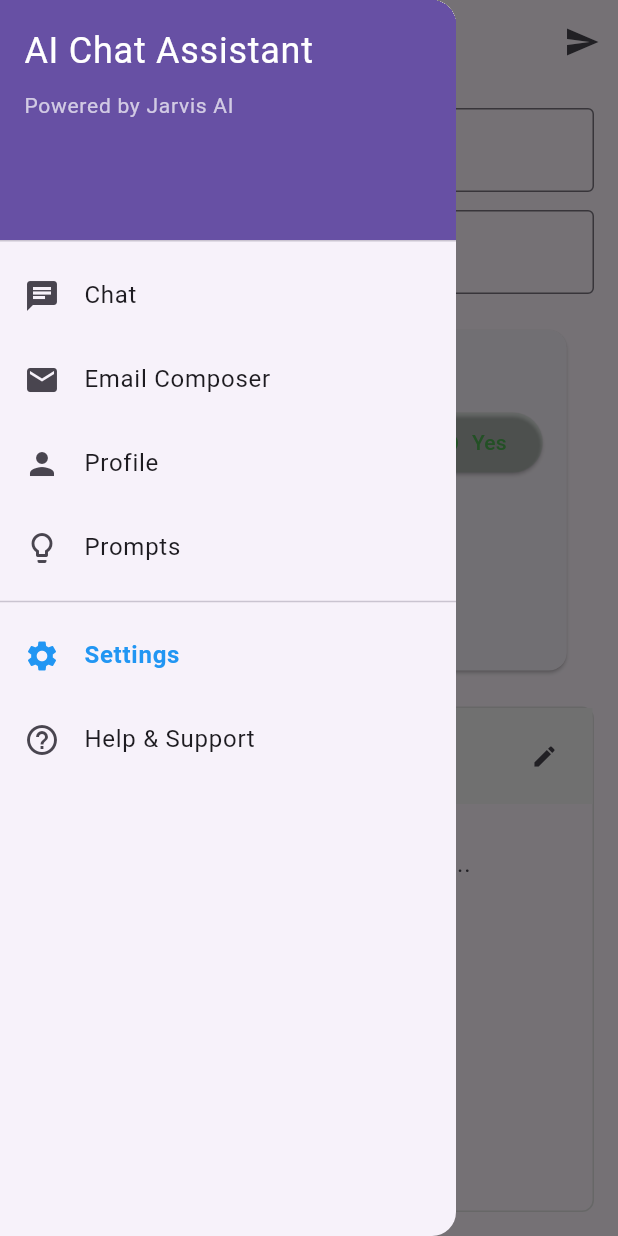
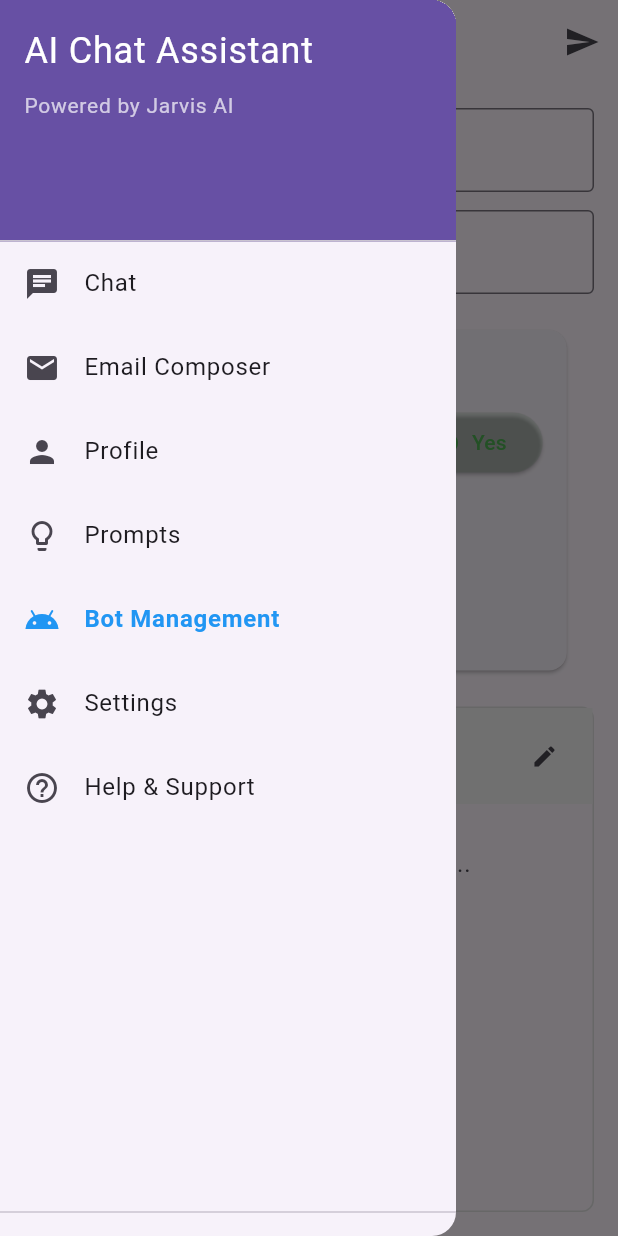
Before and after one commit to qthai2210/AdvancedMobile-AI-Chat, a Flutter app: the EmailComposerScreen screen opened by its route, with the side drawer open, on a phone screen of 412 x 824 dp. Run offline on Flutter 3.47's test engine with Material 3 defaults, Android fonts, the phone set to English and light mode, and no system bars; our stand-ins replace flutter_bloc, get_it, go_router, image_picker, timeago.

Commit message:
Add bot management route and update navigation drawer

```diff
--- a/lib/router/app_router.dart
+++ b/lib/router/app_router.dart
@@ -1,3 +1,4 @@
+import 'package:aichatbot/screens/bot_management/bot_list_screen.dart';
 import 'package:aichatbot/screens/email_composer_screen.dart';
 import 'package:aichatbot/screens/profile_screen.dart';
 import 'package:aichatbot/screens/prompts/prompts_screen.dart';
@@ -45,6 +46,11 @@ class AppRouter {
         path: '/chat',
         name: 'chat',
         builder: (context, state) => const ChatAIScreen(),
+      ),
+      GoRoute(
+        path: '/bot_management',
+        name: 'bot_management',
+        builder: (context, state) => const BotListScreen(),
       ),
       GoRoute(
         path: '/email',
--- a/lib/utils/navigation_utils.dart
+++ b/lib/utils/navigation_utils.dart
@@ -33,10 +33,7 @@ void handleDrawerNavigation(BuildContext context, int index,
       context.go('/prompts');
       break;
     case 4:
-      // Settings - chưa có route
-      ScaffoldMessenger.of(context).showSnackBar(
-        const SnackBar(content: Text('Settings screen coming soon')),
-      );
+      context.go('/bot_management');
       break;
     case 5:
       // Help & Support - chưa có route
@@ -44,5 +41,11 @@ void handleDrawerNavigation(BuildContext context, int index,
         const SnackBar(content: Text('Help & Support coming soon')),
       );
       break;
+    case 6:
+      // Settings - chưa có route
+      ScaffoldMessenger.of(context).showSnackBar(
+        const SnackBar(content: Text('Settings screen coming soon')),
+      );
+      break;
   }
 }
--- a/lib/widgets/main_app_drawer.dart
+++ b/lib/widgets/main_app_drawer.dart
@@ -1,9 +1,5 @@
-import 'package:aichatbot/screens/bot_management/bot_list_screen.dart';
 import 'package:flutter/material.dart';
 import 'package:flutter_bloc/flutter_bloc.dart';
-import 'package:go_router/go_router.dart';
-import 'package:aichatbot/screens/knowledge_management/knowledge_management_screen.dart';
-import 'package:aichatbot/screens/prompts/prompts_screen.dart';
 import 'package:aichatbot/presentation/bloc/auth/auth_bloc.dart';
 import 'package:aichatbot/presentation/bloc/auth/auth_event.dart';
 import 'package:aichatbot/presentation/bloc/auth/auth_state.dart';
@@ -17,18 +13,21 @@ class MainAppDrawer extends StatelessWidget {
     required this.currentIndex,
     required this.onTabSelected,
   }) : super(key: key);
-
   @override
   Widget build(BuildContext context) {
     return Drawer(
-      child: ListView(
-        padding: EdgeInsets.zero,
+      child: Column(
         children: [
-          DrawerHeader(
+          Container(
+            width: double.infinity,
+            color: Theme.of(context).primaryColor,
+            child: const DrawerHeader(
               decoration: BoxDecoration(
-              color: Theme.of(context).primaryColor,
+                  // No color here, as we're using the Container's color
                   ),
-            child: const Column(
+              padding: EdgeInsets.all(16),
+              margin: EdgeInsets.zero,
+              child: Column(
                 crossAxisAlignment: CrossAxisAlignment.start,
                 children: [
                   Text(
@@ -49,6 +48,12 @@ class MainAppDrawer extends StatelessWidget {
                 ],
               ),
             ),
+          ),
+          // Upper drawer section with main menu items
+          Expanded(
+            child: SingleChildScrollView(
+              child: Column(
+                children: [
                   _buildDrawerItem(
                     icon: Icons.chat,
                     title: 'Chat',
@@ -73,12 +78,17 @@ class MainAppDrawer extends StatelessWidget {
                     index: 3,
                     isSelected: currentIndex == 3,
                   ),
-          const Divider(),
+                  _buildDrawerItem(
+                    title: 'Bot Management',
+                    icon: Icons.android,
+                    index: 4,
+                    isSelected: currentIndex == 4,
+                  ),
                   _buildDrawerItem(
                     icon: Icons.settings,
                     title: 'Settings',
-            index: 4,
-            isSelected: currentIndex == 4,
+                    index: 6,
+                    isSelected: currentIndex == 6,
                   ),
                   _buildDrawerItem(
                     icon: Icons.help_outline,
@@ -86,6 +96,53 @@ class MainAppDrawer extends StatelessWidget {
                     index: 5,
                     isSelected: currentIndex == 5,
                   ),
+                ],
+              ),
+            ),
+          ),
+          // Divider to separate the two parts
+          const Divider(thickness: 1),
+          // Lower drawer section with logout option
+          BlocBuilder<AuthBloc, AuthState>(
+            builder: (context, state) {
+              // Only show logout if user is authenticated
+              if (state.user != null) {
+                return ListTile(
+                  leading: const Icon(Icons.logout),
+                  title: const Text('Logout'),
+                  onTap: () {
+                    // Show confirmation dialog
+                    showDialog(
+                      context: context,
+                      builder: (dialogContext) => AlertDialog(
+                        title: const Text('Logout'),
+                        content: const Text('Are you sure you want to logout?'),
+                        actions: [
+                          TextButton(
+                            onPressed: () => Navigator.pop(dialogContext),
+                            child: const Text('Cancel'),
+                          ),
+                          TextButton(
+                            onPressed: () {
+                              Navigator.pop(dialogContext);
+                              context
+                                  .read<AuthBloc>()
+                                  .add(LogoutRequested(context: context));
+                            },
+                            child: const Text('Logout'),
+                          ),
+                        ],
+                      ),
+                    );
+                  },
+                );
+              }
+              return const SizedBox
+                  .shrink(); // Return empty widget if not authenticated
+            },
+          ),
+          // Add a small bottom padding
+          const SizedBox(height: 8),
         ],
       ),
     );
```
Also changed, not shown: lib/screens/bot_management/bot_list_screen.dart (+4 -8 lines). Lines whose indentation alone changed are shown as unchanged.
